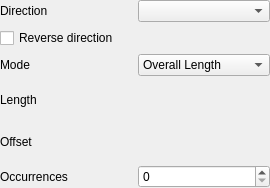
Above: src/Mod/PartDesign/Gui/TaskLinearPatternParameters.ui from southseact-3d/fcd before the change. Below: the same form after it.
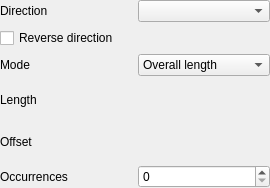
That is the form after the change. Custom widgets are drawn as their Qt base class.

The edit to the form file:
```diff
--- a/src/Mod/PartDesign/Gui/TaskLinearPatternParameters.ui
+++ b/src/Mod/PartDesign/Gui/TaskLinearPatternParameters.ui
@@ -60,7 +60,7 @@
       <widget class="QComboBox" name="comboMode">
        <item>
         <property name="text">
-         <string>Overall Length</string>
+         <string>Overall length</string>
         </property>
        </item>
        <item>
```
